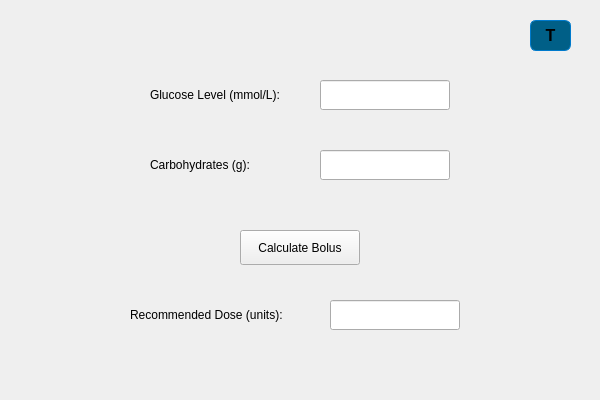
Above: code/boluscalculator.ui from xHWAHx/InsulinPumpSimulator-Group35 before the change. Below: the same form after it.
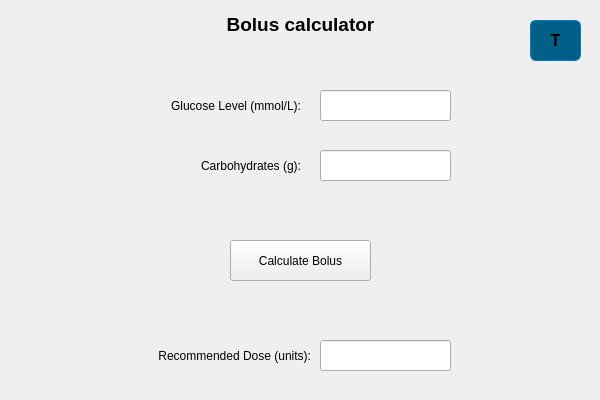
That is the form after the change.

The edit to the form file:
```diff
--- a/code/boluscalculator.ui
+++ b/code/boluscalculator.ui
@@ -18,8 +18,8 @@
     <rect>
      <x>320</x>
      <y>150</y>
-     <width>130</width>
-     <height>30</height>
+     <width>131</width>
+     <height>31</height>
     </rect>
    </property>
   </widget>
@@ -27,32 +27,35 @@
    <property name="geometry">
     <rect>
      <x>320</x>
-     <y>80</y>
-     <width>130</width>
-     <height>30</height>
+     <y>90</y>
+     <width>131</width>
+     <height>31</height>
     </rect>
    </property>
   </widget>
   <widget class="QLabel" name="labelResult">
    <property name="geometry">
     <rect>
-     <x>130</x>
-     <y>300</y>
-     <width>191</width>
-     <height>30</height>
+     <x>100</x>
+     <y>340</y>
+     <width>211</width>
+     <height>31</height>
     </rect>
    </property>
    <property name="text">
     <string>Recommended Dose (units):</string>
    </property>
+   <property name="alignment">
+    <set>Qt::AlignRight|Qt::AlignTrailing|Qt::AlignVCenter</set>
+   </property>
   </widget>
   <widget class="QPushButton" name="btnCalculate">
    <property name="geometry">
     <rect>
-     <x>240</x>
-     <y>230</y>
-     <width>120</width>
-     <height>35</height>
+     <x>230</x>
+     <y>240</y>
+     <width>141</width>
+     <height>41</height>
     </rect>
    </property>
    <property name="text">
@@ -64,8 +67,8 @@
     <rect>
      <x>530</x>
      <y>20</y>
-     <width>41</width>
-     <height>31</height>
+     <width>51</width>
+     <height>41</height>
     </rect>
    </property>
    <property name="styleSheet">
@@ -96,23 +99,26 @@
   <widget class="QLabel" name="labelCarbs">
    <property name="geometry">
     <rect>
-     <x>150</x>
+     <x>110</x>
      <y>150</y>
-     <width>150</width>
-     <height>30</height>
+     <width>191</width>
+     <height>31</height>
     </rect>
    </property>
    <property name="text">
     <string>Carbohydrates (g):</string>
    </property>
+   <property name="alignment">
+    <set>Qt::AlignRight|Qt::AlignTrailing|Qt::AlignVCenter</set>
+   </property>
   </widget>
   <widget class="QLineEdit" name="outputResult">
    <property name="geometry">
     <rect>
-     <x>330</x>
-     <y>300</y>
-     <width>130</width>
-     <height>30</height>
+     <x>320</x>
+     <y>340</y>
+     <width>131</width>
+     <height>31</height>
     </rect>
    </property>
    <property name="readOnly">
@@ -122,14 +128,40 @@
   <widget class="QLabel" name="labelGlucose">
    <property name="geometry">
     <rect>
-     <x>150</x>
-     <y>80</y>
-     <width>150</width>
-     <height>30</height>
+     <x>120</x>
+     <y>90</y>
+     <width>181</width>
+     <height>31</height>
     </rect>
    </property>
    <property name="text">
     <string>Glucose Level (mmol/L):</string>
+   </property>
+   <property name="alignment">
+    <set>Qt::AlignRight|Qt::AlignTrailing|Qt::AlignVCenter</set>
+   </property>
+  </widget>
+  <widget class="QLabel" name="label">
+   <property name="geometry">
+    <rect>
+     <x>80</x>
+     <y>9</y>
+     <width>441</width>
+     <height>31</height>
+    </rect>
+   </property>
+   <property name="font">
+    <font>
+     <pointsize>14</pointsize>
+     <weight>75</weight>
+     <bold>true</bold>
+    </font>
+   </property>
+   <property name="text">
+    <string>Bolus calculator</string>
+   </property>
+   <property name="alignment">
+    <set>Qt::AlignCenter</set>
    </property>
   </widget>
  </widget>
```
